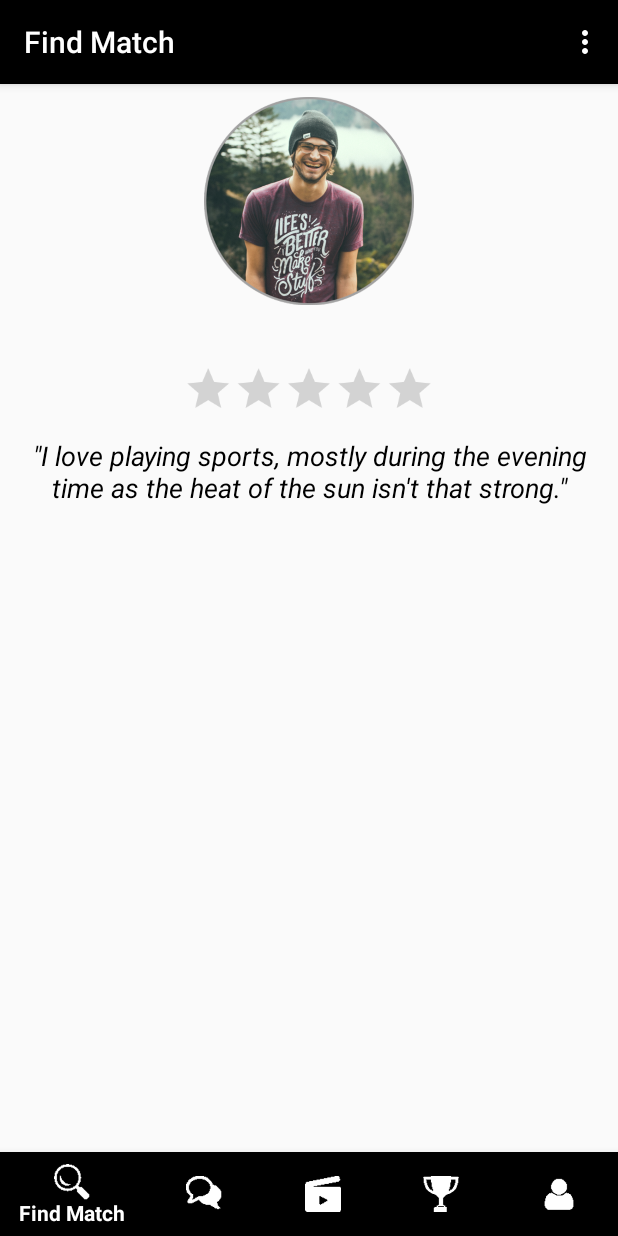
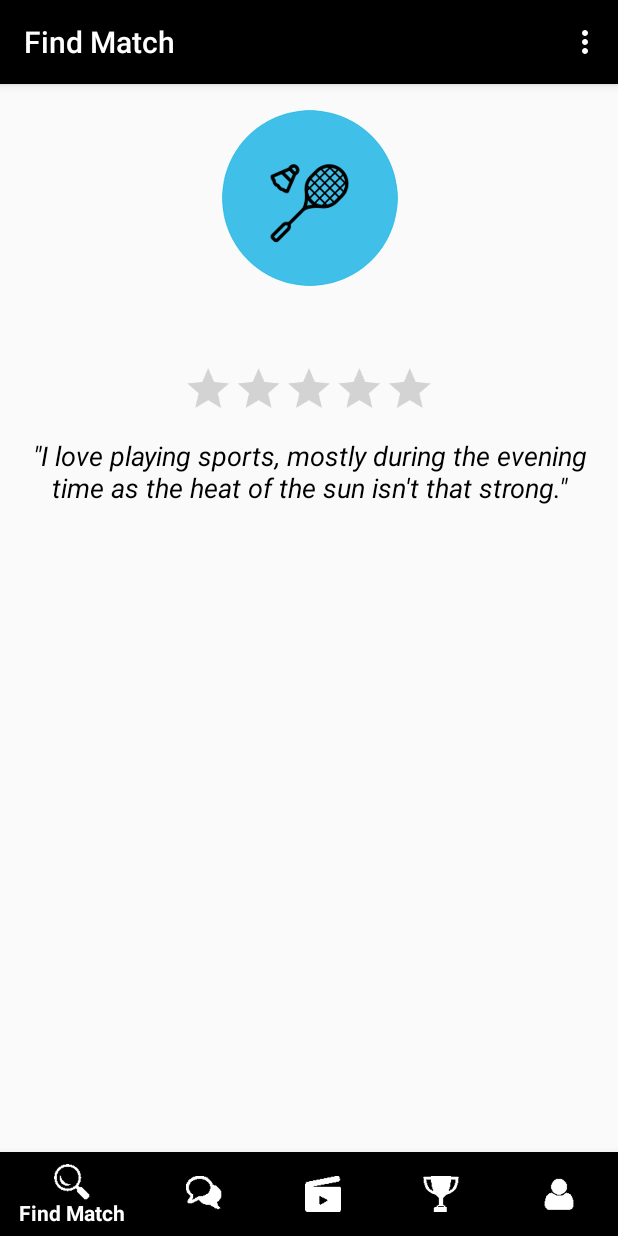
Before and after one commit to javiertok99/FYP, an Android app: the fragment MyProfilePageFragment placed in its activity, on a phone screen of 412 x 824 dp. Run offline under Robolectric (Android 15) with nearby library versions, the phone set to English and light mode, and no system bars; our stand-ins replace Firebase (no records; nobody signed in at launch, a user with empty details on screens opened directly); libraries missing offline, so code that uses them is left out: com.github.mikephil.charting; plain views replace BarChart; 30 statements that could not run were skipped.

Commit message:
FINAL COmmit

```diff
--- a/app/src/main/java/com/example/a16022934/fyp/CustomAdapter.java
+++ b/app/src/main/java/com/example/a16022934/fyp/CustomAdapter.java
@@ -5,6 +5,7 @@ import android.view.LayoutInflater;
 import android.view.View;
 import android.view.ViewGroup;
 import android.widget.ArrayAdapter;
+import android.widget.ImageView;
 import android.widget.TextView;
 
 import com.google.firebase.auth.FirebaseAuth;
@@ -20,6 +21,7 @@ public class CustomAdapter extends ArrayAdapter {
     int layout_id;
     ArrayList<ChatSolo> message;
     TextView tvDisplayName, tvDateTime, tvMessage;
+    ImageView ivProfile;
     private FirebaseAuth firebaseAuth = FirebaseAuth.getInstance();
     private FirebaseUser user = firebaseAuth.getCurrentUser();
     private String uid = user.getUid();
@@ -35,7 +37,7 @@ public class CustomAdapter extends ArrayAdapter {
             rowView = inflater.inflate(R.layout.lv_chat_receive, parent, false);
         }
 
-
+        ivProfile = rowView.findViewById(R.id.ivChatPic);
         tvDisplayName = (TextView) rowView.findViewById(R.id.message_user);
         tvMessage = (TextView) rowView.findViewById(R.id.message_text);
         tvDateTime = (TextView) rowView.findViewById(R.id.message_time);
@@ -49,7 +51,7 @@ public class CustomAdapter extends ArrayAdapter {
         SimpleDateFormat format = new SimpleDateFormat("EEE, d MMM yyyy HH:mm");
         String datetoStr = format.format(d);
 
-
+        ivProfile.setImageResource(R.drawable.alluserprofile);
         tvDateTime.setText(datetoStr);
         tvDisplayName.setText(displayName);
         tvMessage.setText(message);
--- a/app/src/main/java/com/example/a16022934/fyp/MatchAdapter.java
+++ b/app/src/main/java/com/example/a16022934/fyp/MatchAdapter.java
@@ -86,6 +86,7 @@ public class MatchAdapter extends ArrayAdapter {
         String age = "Age: " + currentPlayer.getAge();
         view.tvAge.setText(age);
         view.tvGender.setText(currentPlayer.getGender());
+        view.ivProfilePic.setImageResource(R.drawable.alluserprofile);
         String uid = currentPlayer.getUser_id();
         FirebaseFirestore db = FirebaseFirestore.getInstance();
         DocumentReference user = db.collection("users").document(uid);
--- a/app/src/main/java/com/example/a16022934/fyp/MyProfilePageFragment.java
+++ b/app/src/main/java/com/example/a16022934/fyp/MyProfilePageFragment.java
@@ -57,7 +57,7 @@ public class MyProfilePageFragment extends Fragment {
         loader = view.findViewById(R.id.loading);
         barChart = view.findViewById(R.id.barChartDisplay);
 
-
+        ivProfile.setImageResource(R.drawable.alluserprofile);
         DBHelper dbh = new DBHelper(getActivity());
         String uid = dbh.getUserId();
         DocumentReference userDoc = db.collection("users").document(uid);
```
